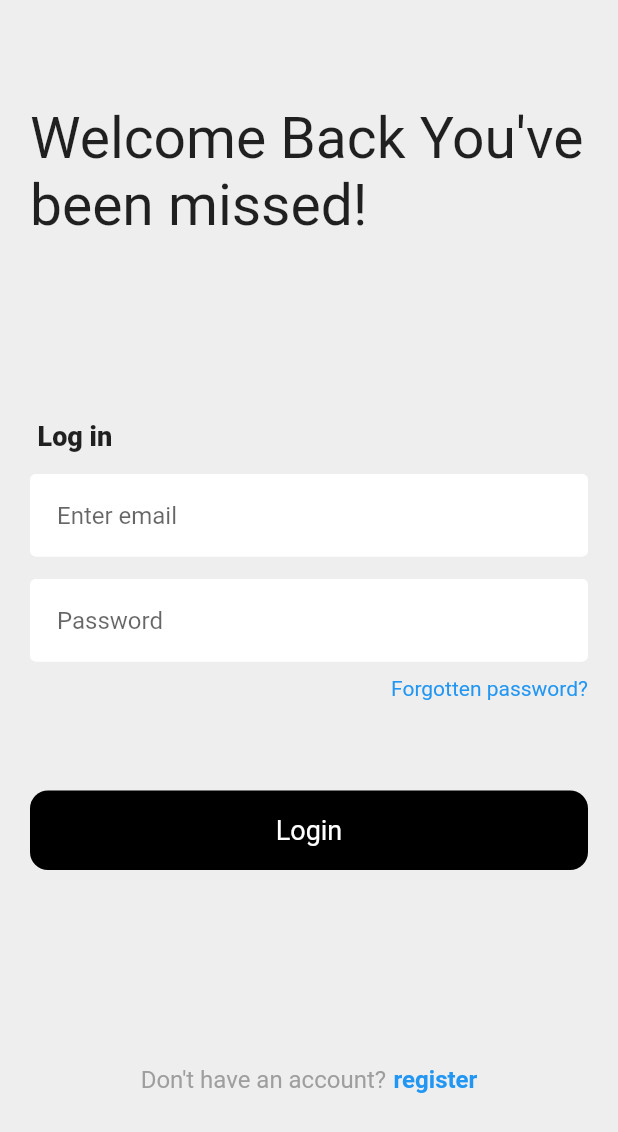
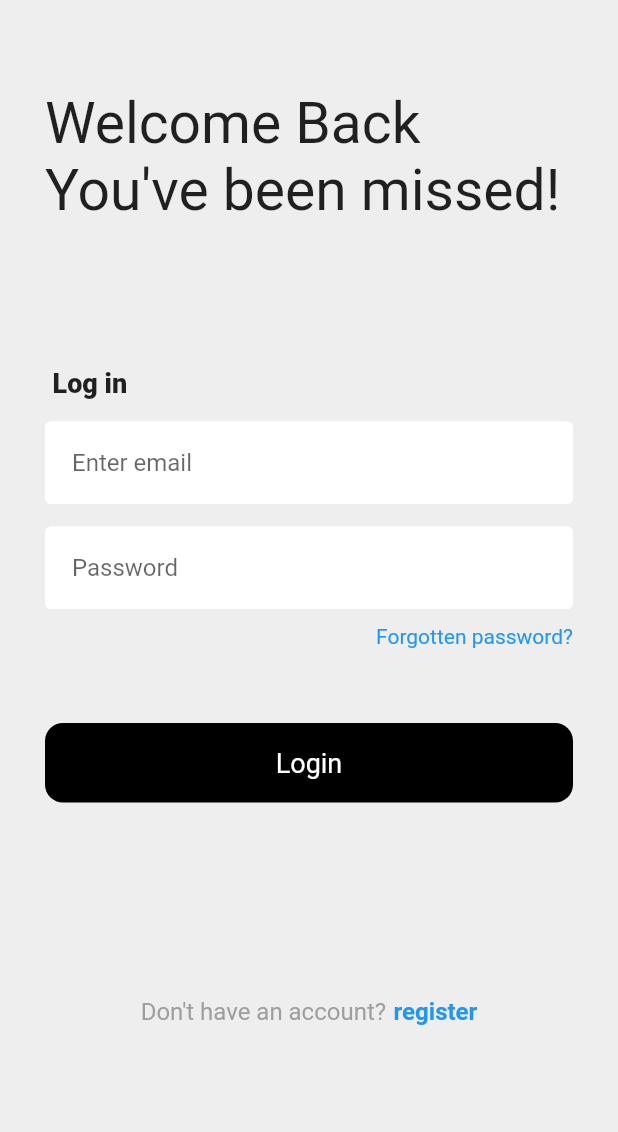
Before and after one commit to mzn38/DIVV, a Flutter app: the screen it shows after launch, after a tap on "Register", on a phone screen of 412 x 824 dp. Shown: the top 1132 px of the screen. Run offline on Flutter 3.47's test engine with Material 2 defaults, Android fonts, the phone set to English and light mode, and no system bars.

Commit message:
minor aligning changes in login page

```diff
--- a/lib/components/auth.dart
+++ b/lib/components/auth.dart
@@ -1,5 +1,4 @@
 import 'package:flutter/material.dart';
-
 import '../pages/login_page.dart';
 import '../pages/register_page.dart';
 
--- a/lib/pages/login_page.dart
+++ b/lib/pages/login_page.dart
@@ -21,19 +21,19 @@ class _LoginPageState extends State<LoginPage> {
           child: SingleChildScrollView(
         child: Center(
           child: Padding(
-            padding: const EdgeInsets.all(20),
+            padding: const EdgeInsets.symmetric(horizontal: 30, vertical: 20),
             child: Column(
               mainAxisAlignment: MainAxisAlignment.center,
               children: [
                 const SizedBox(
-                  height: 50,
+                  height: 40,
                 ),
                 const Text(
                   "Welcome Back You've been missed!",
                   style: TextStyle(fontSize: 38),
                 ),
                 const SizedBox(
-                  height: 120,
+                  height: 95,
                 ),
                 Row(
                   children: const [
@@ -79,7 +79,7 @@ class _LoginPageState extends State<LoginPage> {
                   ],
                 ),
                 const SizedBox(
-                  height: 60,
+                  height: 50,
                 ),
                 MyButton(text: 'Login', ontap: () {}),
                 const SizedBox(height: 130),
```
